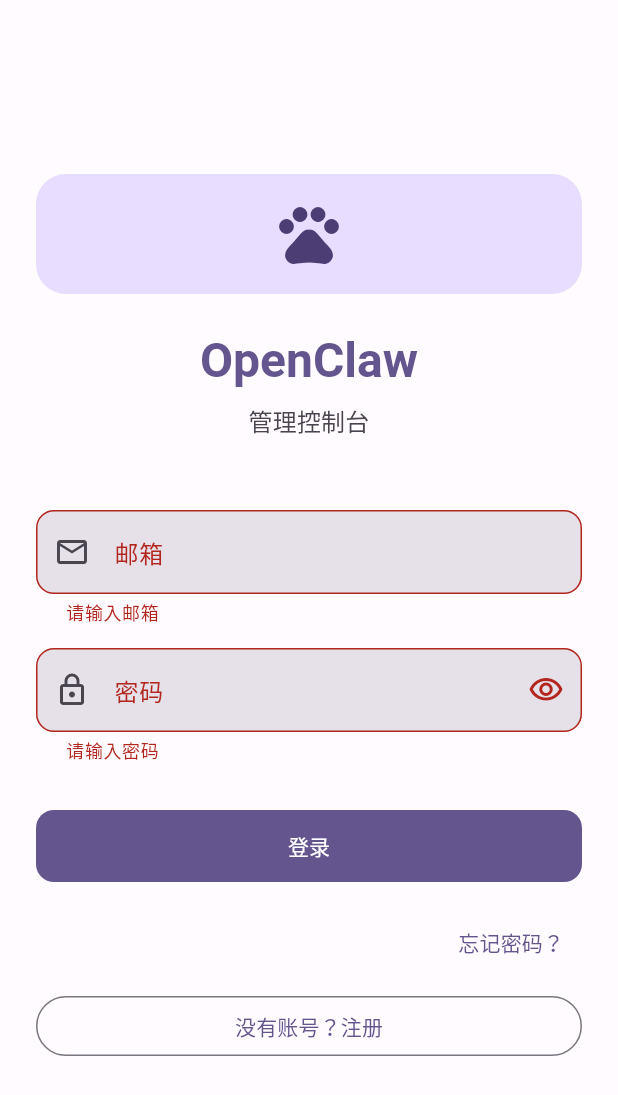
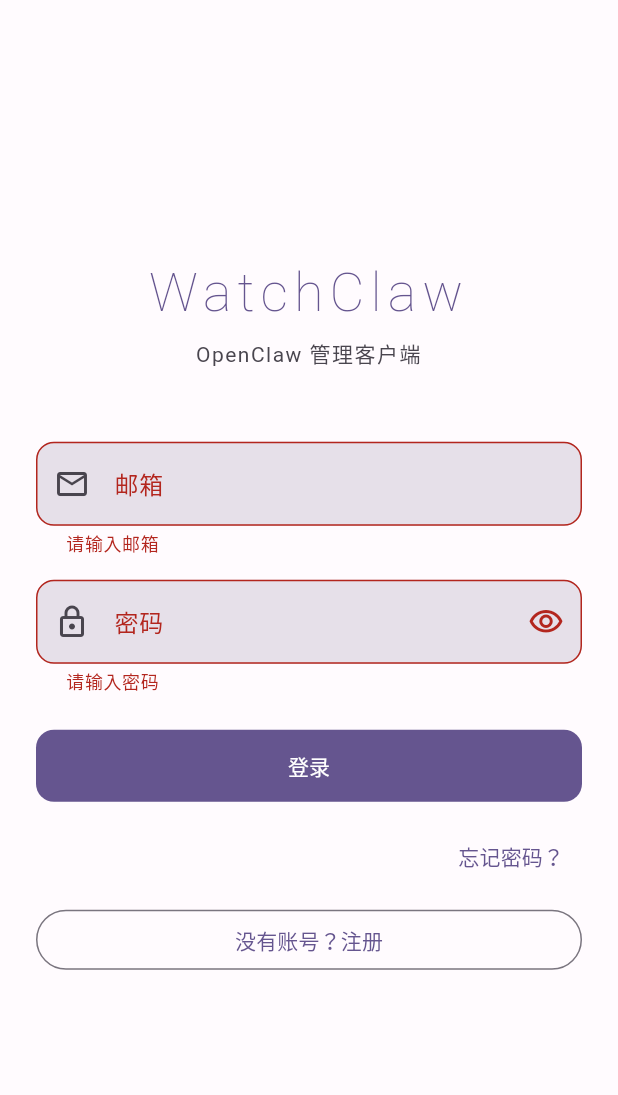
Before and after one commit to hkgood/oc-admin-app, a Flutter app: the screen it shows after launch, after a tap on "登录", on a phone screen of 412 x 824 dp. Shown: the top 1095 px of the screen. Run offline on Flutter 3.47's test engine with Material 3 defaults, Android fonts, the phone set to English and light mode, and no system bars; our stand-ins replace fl_chart, flutter_secure_storage, pocketbase; accounts and stored records are empty.

Commit message:
Update lib/presentation/pages/login_page.dart

```diff
--- a/lib/presentation/pages/login_page.dart
+++ b/lib/presentation/pages/login_page.dart
@@ -3,6 +3,7 @@ import 'package:provider/provider.dart';
 import '../providers/auth_provider.dart';
 import 'register_page.dart';
 import 'forgot_password_page.dart';
+import 'email_verification_page.dart';
 
 class LoginPage extends StatefulWidget {
   const LoginPage({super.key});
@@ -40,13 +41,63 @@ class _LoginPageState extends State<LoginPage> {
     setState(() => _isLoading = false);
 
     if (!success) {
-      ScaffoldMessenger.of(context).showSnackBar(
-        SnackBar(
-          content: Text(authProvider.errorMessage ?? '登录失败'),
-          backgroundColor: Theme.of(context).colorScheme.error,
-        ),
-      );
+      final errorMsg = authProvider.errorMessage ?? '';
+      // Check if it's a verification issue
+      if (errorMsg.contains('verified') || errorMsg.toLowerCase().contains('verification')) {
+        _showVerificationDialog();
+      } else {
+        ScaffoldMessenger.of(context).showSnackBar(
+          SnackBar(
+            content: Text(errorMsg.isNotEmpty ? errorMsg : '登录失败'),
+            backgroundColor: Theme.of(context).colorScheme.error,
+          ),
+        );
+      }
     }
+  }
+
+  void _showVerificationDialog() {
+    showDialog(
+      context: context,
+      builder: (ctx) => AlertDialog(
+        title: const Text('邮箱未验证'),
+        content: const Text('你的邮箱尚未验证。请查收验证邮件并点击验证链接。'),
+        actions: [
+          TextButton(
+            onPressed: () => Navigator.pop(ctx),
+            child: const Text('取消'),
+          ),
+          FilledButton(
+            onPressed: () {
+              Navigator.pop(ctx);
+              Navigator.of(context).pushReplacement(
+                MaterialPageRoute(
+                  builder: (_) => EmailVerificationPage(
+                    email: _emailController.text.trim(),
+                    onVerified: () {
+                      Navigator.of(context).popUntil((route) => route.isFirst);
+                    },
+                  ),
+                ),
+              );
+            },
+            child: const Text('查看邮箱'),
+          ),
+          TextButton(
+            onPressed: () async {
+              Navigator.pop(ctx);
+              final authProvider = context.read<AuthProvider>();
+              await authProvider.requestPasswordReset(_emailController.text.trim());
+              if (!mounted) return;
+              ScaffoldMessenger.of(context).showSnackBar(
+                const SnackBar(content: Text('验证邮件已重新发送')),
+              );
+            },
+            child: const Text('重新发送'),
+          ),
+        ],
+      ),
+    );
   }
 
   @override
@@ -66,34 +117,22 @@ class _LoginPageState extends State<LoginPage> {
                   mainAxisAlignment: MainAxisAlignment.center,
                   crossAxisAlignment: CrossAxisAlignment.stretch,
                   children: [
-                    Container(
-                      width: 80,
-                      height: 80,
-                      decoration: BoxDecoration(
-                        color: colorScheme.primaryContainer,
-                        borderRadius: BorderRadius.circular(20),
-                      ),
-                      child: Icon(
-                        Icons.pets,
-                        size: 48,
-                        color: colorScheme.onPrimaryContainer,
-                      ),
-                    ),
-                    const SizedBox(height: 24),
-
+                    // WatchClaw text logo
                     Text(
-                      'OpenClaw',
-                      style: Theme.of(context).textTheme.headlineLarge?.copyWith(
-                            fontWeight: FontWeight.bold,
+                      'WatchClaw',
+                      style: Theme.of(context).textTheme.displaySmall?.copyWith(
+                            fontWeight: FontWeight.w200,
+                            letterSpacing: 4,
                             color: colorScheme.primary,
                           ),
                       textAlign: TextAlign.center,
                     ),
                     const SizedBox(height: 8),
                     Text(
-                      '管理控制台',
-                      style: Theme.of(context).textTheme.titleMedium?.copyWith(
+                      'OpenClaw 管理客户端',
+                      style: Theme.of(context).textTheme.bodyMedium?.copyWith(
                             color: colorScheme.onSurfaceVariant,
+                            letterSpacing: 1,
                           ),
                       textAlign: TextAlign.center,
                     ),
@@ -141,7 +180,7 @@ class _LoginPageState extends State<LoginPage> {
                         return null;
                       },
                     ),
-                    const SizedBox(height: 32),
+                    const SizedBox(height: 24),
 
                     FilledButton(
                       onPressed: _isLoading ? null : _login,
@@ -153,7 +192,7 @@ class _LoginPageState extends State<LoginPage> {
                             )
                           : const Text('登录'),
                     ),
-                    const SizedBox(height: 16),
+                    const SizedBox(height: 12),
 
                     Align(
                       alignment: Alignment.centerRight,
```
